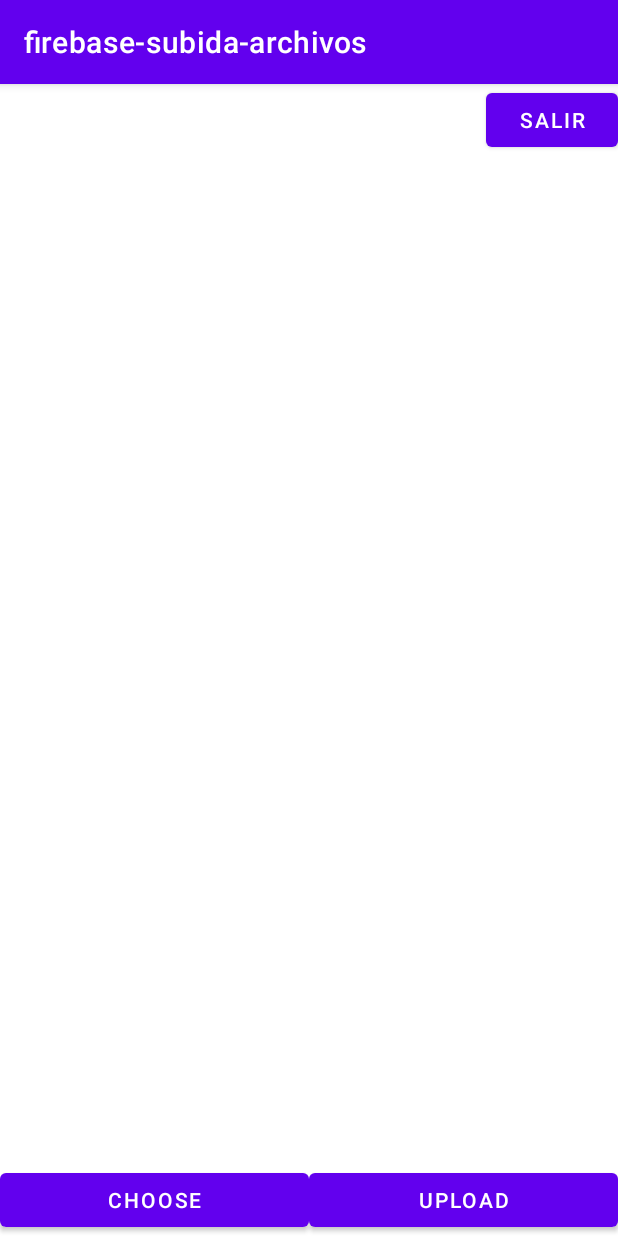
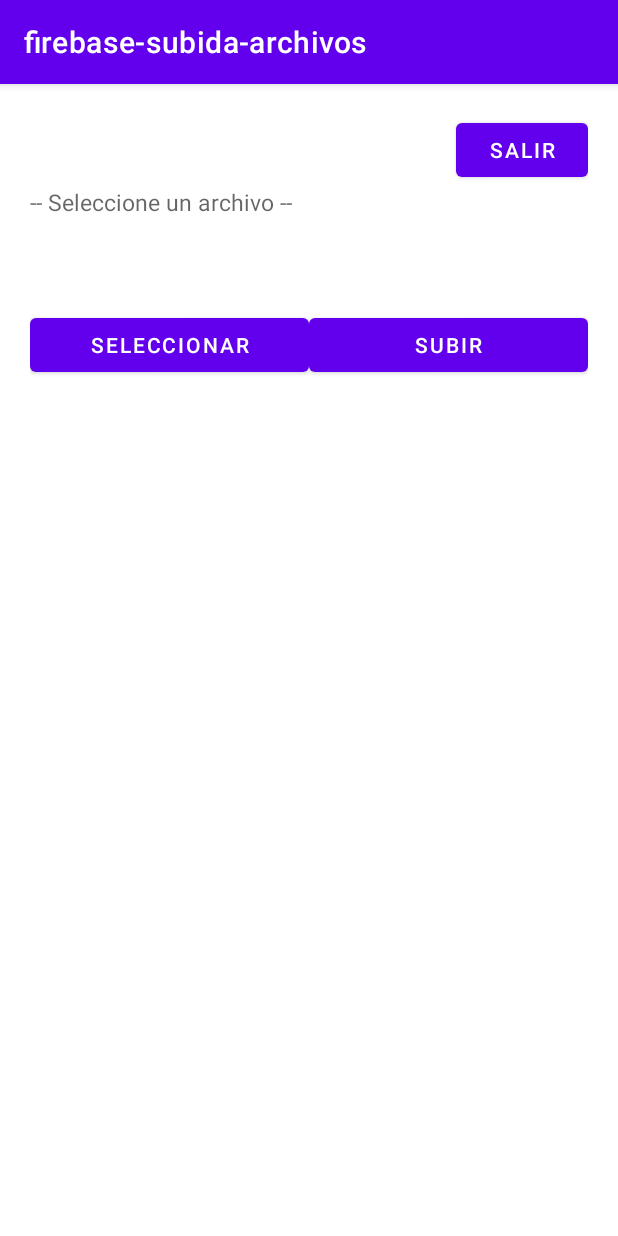
Before and after one commit to cristian16b/firebase-subida-archivos, an Android app: the screen it shows after launch once a user with an empty profile is signed in (MainActivity), on a phone screen of 412 x 824 dp. Run offline under Robolectric (Android 15) with nearby library versions, the phone set to English and light mode, and no system bars; our stand-ins replace Firebase (no records; nobody signed in at launch, a user with empty details on screens opened directly).

```diff
--- a/app/src/main/java/com/example/firebase_subida_archivos/LoginActivity.java
+++ b/app/src/main/java/com/example/firebase_subida_archivos/LoginActivity.java
@@ -42,7 +42,7 @@ public class LoginActivity extends AppCompatActivity {
         initGoogleClient();
         mAuthFB = FirebaseAuth.getInstance();
         progressBar = (ProgressBar) findViewById(R.id.progressBar);
-        FirebaseAuth.getInstance().signOut();
+//        FirebaseAuth.getInstance().signOut();
     }
 
     private void initViews() {
--- a/app/src/main/res/layout/activity_main.xml
+++ b/app/src/main/res/layout/activity_main.xml
@@ -4,10 +4,12 @@
     xmlns:tools="http://schemas.android.com/tools"
     android:layout_width="match_parent"
     android:layout_height="match_parent"
+    android:padding="20dp"
     tools:context=".MainActivity">
 
     <LinearLayout
         android:layout_width="match_parent"
+        android:weightSum="1"
         android:layout_height="match_parent"
         android:orientation="vertical">
 
@@ -23,11 +25,20 @@
     and other properties-->
 
         <!--Image View for showing image choosen from gallery-->
-        <ImageView
-            android:id="@+id/imgView"
-            android:layout_weight="1"
+<!--        <ImageView-->
+<!--            android:id="@+id/imgView"-->
+<!--            android:layout_weight="1"-->
+<!--            android:layout_width="match_parent"-->
+<!--            android:layout_height="match_parent" />-->
+
+
+        <TextView
+            android:id="@+id/detallesArchivo"
+            android:textSize="15dp"
+            android:layout_weight="0.1"
             android:layout_width="match_parent"
-            android:layout_height="match_parent" />
+            android:layout_height="wrap_content"
+            android:hint="-- Seleccione un archivo --" />
 
         <LinearLayout
             android:id="@+id/layout_button"
@@ -40,7 +51,7 @@
             <!--Button for choosing image from gallery-->
             <Button
                 android:id="@+id/btnChoose"
-                android:text="Choose"
+                android:text="Seleccionar"
                 android:layout_weight="1"
                 android:layout_width="0dp"
                 android:layout_height="wrap_content" />
@@ -48,7 +59,7 @@
             <!--Button for uploading image-->
             <Button
                 android:id="@+id/btnUpload"
-                android:text="Upload"
+                android:text="Subir"
                 android:layout_weight="1"
                 android:layout_width="0dp"
                 android:layout_height="wrap_content" />
```
Also changed, not shown: app/src/main/java/com/example/firebase_subida_archivos/MainActivity.java (+39 -22 lines).
